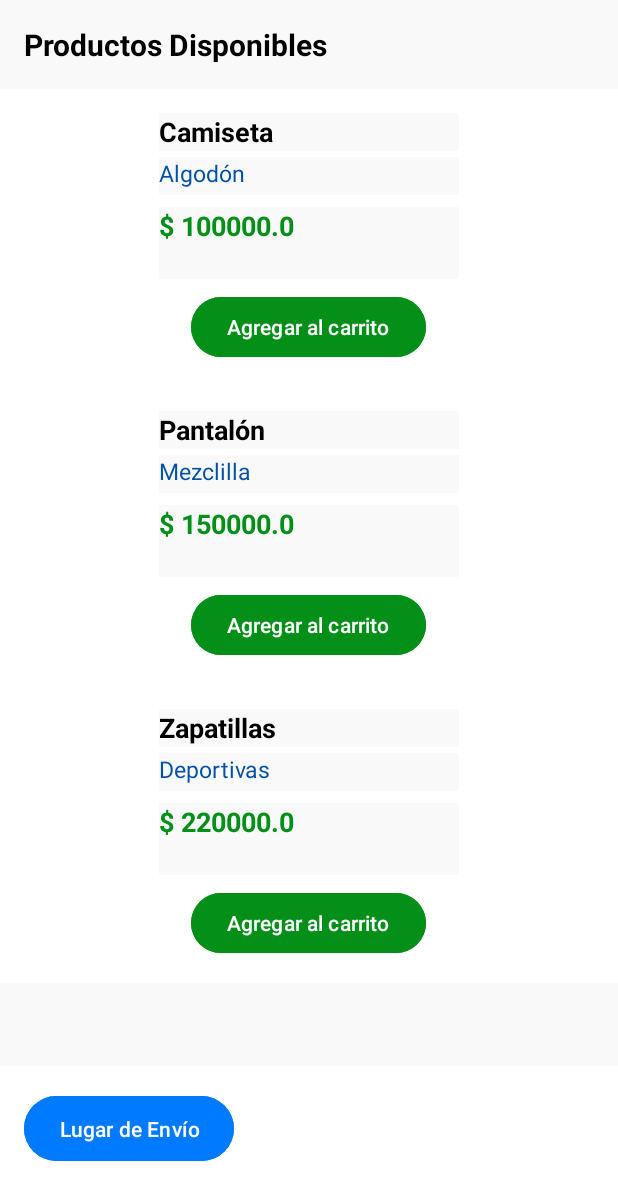
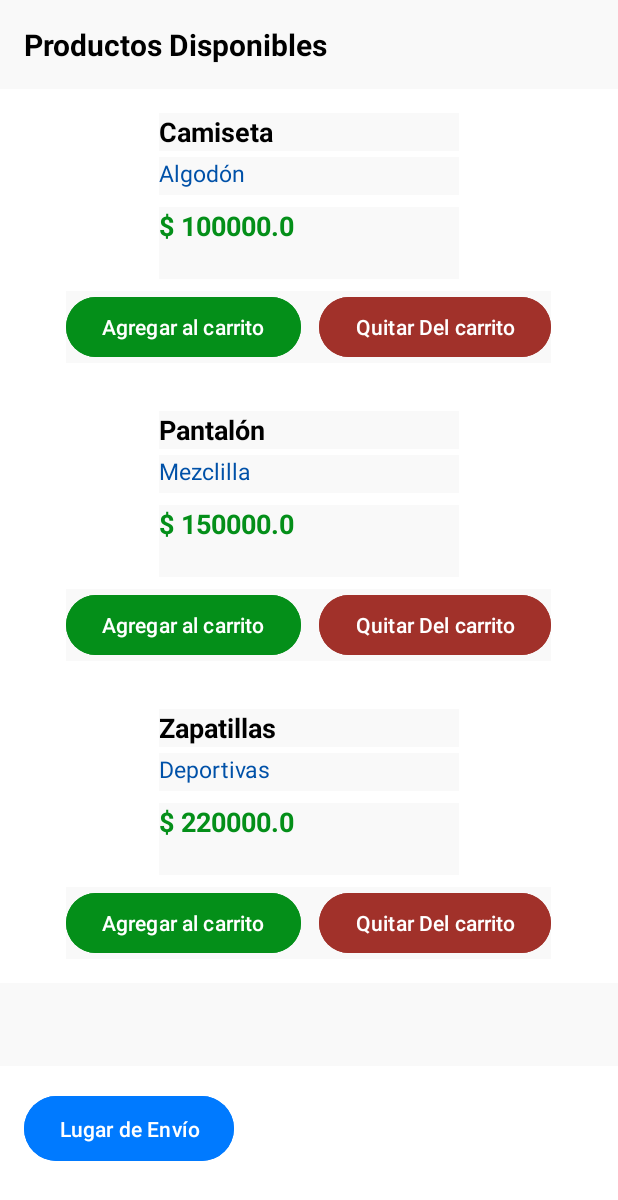
Before and after one commit to Ricardo-rios1983/contextualizacion3, an Android app: the ProductosListActivity screen opened directly, with no data from a screen before it, after a tap on "Agregar al carrito", on a phone screen of 412 x 824 dp. Shown: the top 1200 px of the screen. Run offline under Robolectric (Android 15) with nearby library versions, the phone set to English and light mode, and no system bars; our stand-ins replace Room's generated code.

Commit message:
commit de apk

```diff
--- a/app/src/main/java/com/example/contextualizacion3/ProductoAdapter.java
+++ b/app/src/main/java/com/example/contextualizacion3/ProductoAdapter.java
@@ -53,12 +53,15 @@ public class ProductoAdapter extends RecyclerView.Adapter<ProductoAdapter.ViewHo
         TextView tvName, tvDesc, tvPrice;
         Button btnAdd;
 
+        Button btnQuitar;
+
         public ViewHolder(@NonNull View itemView) {
             super(itemView);
             tvName = itemView.findViewById(R.id.tvProductonombre);
             tvDesc = itemView.findViewById(R.id.tvProductoDesc);
             tvPrice = itemView.findViewById(R.id.tvProductoPrecio);
             btnAdd = itemView.findViewById(R.id.btnAction);
+            btnQuitar = itemView.findViewById(R.id.btnEliminar);
         }
     }
 }
--- a/app/src/main/java/com/example/contextualizacion3/ProductosListActivity.java
+++ b/app/src/main/java/com/example/contextualizacion3/ProductosListActivity.java
@@ -28,6 +28,7 @@ public class ProductosListActivity extends AppCompatActivity {
     private List<Producto> productos = new ArrayList<>();
     private Button btnUbicacion;
     private static final String TAG = "Ciclo Vida";
+    private long compraIdActual;
 
     @Override
     protected void onCreate(Bundle savedInstanceState) {
@@ -37,12 +38,19 @@ public class ProductosListActivity extends AppCompatActivity {
             setContentView(R.layout.activity_productos_list);
             btnUbicacion = findViewById(R.id.btnUbicacion);
 
+            compraIdActual = getIntent().getLongExtra("ID_COMPRA_ACTUAL", -1);
+
+
+            if (compraIdActual == -1) {
+                Toast.makeText(this, "Error al cargar la compra", Toast.LENGTH_SHORT).show();
+            }
+
             recyclerView = findViewById(R.id.recyclerProductos);
             recyclerView.setLayoutManager(new LinearLayoutManager(this));
 
             adapter = new ProductoAdapter(new ArrayList<>(), product -> {
                 new Thread(() -> {
-                    CartRepository.addToCart(ProductosListActivity.this, product);
+                    CartRepository.addToCart(ProductosListActivity.this, product,compraIdActual);
                 }).start();
                 Toast.makeText(this, product.nombre + " añadido al carrito", Toast.LENGTH_SHORT).show();
             });
--- a/app/src/main/java/com/example/contextualizacion3/activity_login.java
+++ b/app/src/main/java/com/example/contextualizacion3/activity_login.java
@@ -15,10 +15,5 @@ public class activity_login extends AppCompatActivity {
         super.onCreate(savedInstanceState);
         EdgeToEdge.enable(this);
         setContentView(R.layout.activity_login);
-       /* ViewCompat.setOnApplyWindowInsetsListener(findViewById(R.id.main), (v, insets) -> {
-            Insets systemBars = insets.getInsets(WindowInsetsCompat.Type.systemBars());
-            v.setPadding(systemBars.left, systemBars.top, systemBars.right, systemBars.bottom);
-            return insets;
-        });*/
     }
 }
--- a/app/src/main/java/com/example/contextualizacion3/main_Carrito.java
+++ b/app/src/main/java/com/example/contextualizacion3/main_Carrito.java
@@ -35,6 +35,7 @@ public class main_Carrito extends AppCompatActivity {
 
         recyclerCarrito.setLayoutManager(new LinearLayoutManager(this));
         List<Producto> items = CartRepository.getCart();
+        tvTotal.setText("Total: $");
 
         ViewCompat.setOnApplyWindowInsetsListener(findViewById(R.id.main), (v, insets) -> {
             Insets systemBars = insets.getInsets(WindowInsetsCompat.Type.systemBars());
--- a/app/src/main/java/db/AppDatabase.java
+++ b/app/src/main/java/db/AppDatabase.java
@@ -6,13 +6,14 @@ import androidx.room.Database;
 import androidx.room.Room;
 import androidx.room.RoomDatabase;
 
-@Database(entities = {Producto.class, Cliente.class, CartItem.class}, version = 1)
+@Database(entities = {Producto.class, Cliente.class, CartItem.class,Compra.class}, version = 1)
 public abstract class AppDatabase extends RoomDatabase {
     private static volatile AppDatabase INSTANCE;
 
     public abstract ProductoDao productoDao();
     public abstract ClienteDao clienteDao();
     public abstract CarritoDao carritoDao();
+    public abstract CompraDao compraDao();
     public static AppDatabase get(Context ctx) {
         if (INSTANCE == null) {
             synchronized (AppDatabase.class) {
--- a/app/src/main/java/db/CarritoDao.java
+++ b/app/src/main/java/db/CarritoDao.java
@@ -13,8 +13,8 @@ public interface CarritoDao {
     @Query("SELECT * FROM cart_items")
     List<CartItem> getAll();
 
-    @Query("SELECT * FROM cart_items WHERE productoId = :productId LIMIT 1")
-    CartItem findByProduct(int productId);
+    @Query("SELECT * FROM cart_items WHERE idcompra = :compra AND productoId = :productId LIMIT 1")
+    CartItem findByProduct(int compra, int productId);
 
     @Insert
     long insert(CartItem c);
--- a/app/src/main/java/db/CartItem.java
+++ b/app/src/main/java/db/CartItem.java
@@ -12,6 +12,8 @@ import androidx.room.PrimaryKey;
         indices = {@Index("productoId")})
 public class CartItem {
     @PrimaryKey(autoGenerate = true) public int id;
+
+    public int idCompra;
     public int productoId;
     public int cantidad;
 }
--- a/app/src/main/java/db/CartRepository.java
+++ b/app/src/main/java/db/CartRepository.java
@@ -15,19 +15,19 @@ public class CartRepository {
         dao = db.carritoDao();
     }
 
-    public static void addToCart(Context context, Producto product) {
+    public static void addToCart(Context context, Producto product, long compraId) {
         new Thread(() -> {
-            AppDatabase db = AppDatabase.get(context.getApplicationContext());
-            CarritoDao localDao = db.carritoDao();
-
             try {
-                CartItem item = localDao.findByProduct(product.id);
+                AppDatabase db = AppDatabase.get(context.getApplicationContext());
+                CarritoDao localDao = db.carritoDao();
+                CartItem item = localDao.findByProduct((int)compraId,product.id);
 
                 if (item != null) {
                     item.cantidad++;
                     localDao.update(item);
                 } else {
                     CartItem nuevo = new CartItem();
+                    nuevo.idCompra = (int) compraId;
                     nuevo.productoId = product.id;
                     nuevo.cantidad = 1;
                     localDao.insert(nuevo);
@@ -44,4 +44,20 @@ public class CartRepository {
             callback.accept(items);
         }).start();
     }
+
+
+    public static void EliminarProductoCarrito(Context context, CartItem cartItem, Consumer<List<CartItem>> callback) {
+            new Thread(() -> {
+                try {
+                    AppDatabase db = AppDatabase.get(context.getApplicationContext());
+                    CarritoDao dao = db.carritoDao();
+                    dao.delete(cartItem);
+                    List<CartItem> items = dao.getAll();
+                    callback.accept(items);
+
+                } catch (Exception e) {
+                    e.printStackTrace();
+                }
+            }).start();
+    }
 }
--- /dev/null
+++ b/app/src/main/java/db/CompraDao.java
@@ -0,0 +1,27 @@
+package db;
+
+import androidx.room.Dao;
+import androidx.room.Delete;
+import androidx.room.Insert;
+import androidx.room.Query;
+import androidx.room.Update;
+
+import java.util.List;
+
+@Dao
+public interface CompraDao {
+    @Query("SELECT * FROM compra")
+    List<Compra> getAll();
+
+    @Query("SELECT * FROM compra WHERE IdCompra = :id")
+    Compra getById(int id);
+
+    @Insert
+    long insert(Compra compra);
+
+    @Update
+    void update(Compra compra);
+
+    @Delete
+    void delete(Compra compra);
+}
--- a/app/src/main/res/layout/activity_item_producto.xml
+++ b/app/src/main/res/layout/activity_item_producto.xml
@@ -36,12 +36,29 @@
         android:layout_height="48dp"
         android:layout_width="200dp"/>
 
+    <LinearLayout
+        android:layout_width="wrap_content"
+        android:layout_height="wrap_content"
+        android:orientation="horizontal"
+        android:gravity="center"
+        android:layout_marginTop="8dp">
+
         <Button
             android:id="@+id/btnAction"
             android:layout_width="wrap_content"
             android:layout_height="48dp"
-        android:layout_marginTop="8dp"
             android:backgroundTint="@color/VerdeForm"
             android:text="Agregar al carrito"
+            android:textColor="#FFF"
+            android:layout_marginEnd="12dp"/>
+
+        <Button
+            android:id="@+id/btnEliminar"
+            android:layout_width="wrap_content"
+            android:layout_height="48dp"
+            android:backgroundTint="@color/colorQuitar"
+            android:text="Quitar Del carrito"
             android:textColor="#FFF" />
+
     </LinearLayout>
+</LinearLayout>
--- a/app/src/main/res/values/colors.xml
+++ b/app/src/main/res/values/colors.xml
@@ -23,4 +23,6 @@
     <!-- 🎨 Colores de error y éxito -->
     <color name="colorError">#E53935</color>
     <color name="colorSuccess">#4CAF50</color>
+
+    <color name="colorQuitar">#a1312a</color>
 </resources>
```
Also changed, not shown: app/src/main/java/com/example/contextualizacion3/MainActivity.java (+40 -7 lines), app/src/main/java/db/Compra.java (added, +12 -0 lines), app/src/main/res/layout/activity_carrito.xml (+32 -19 lines). Lines whose indentation alone changed are shown as unchanged.
